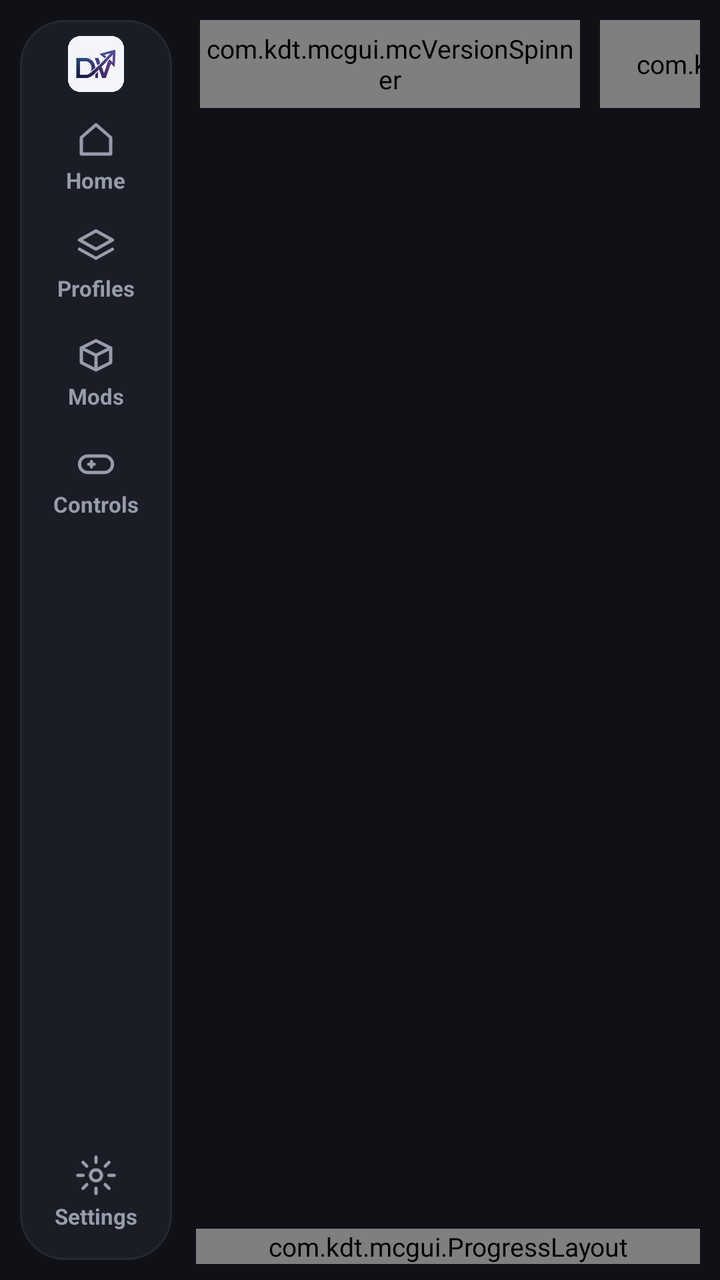
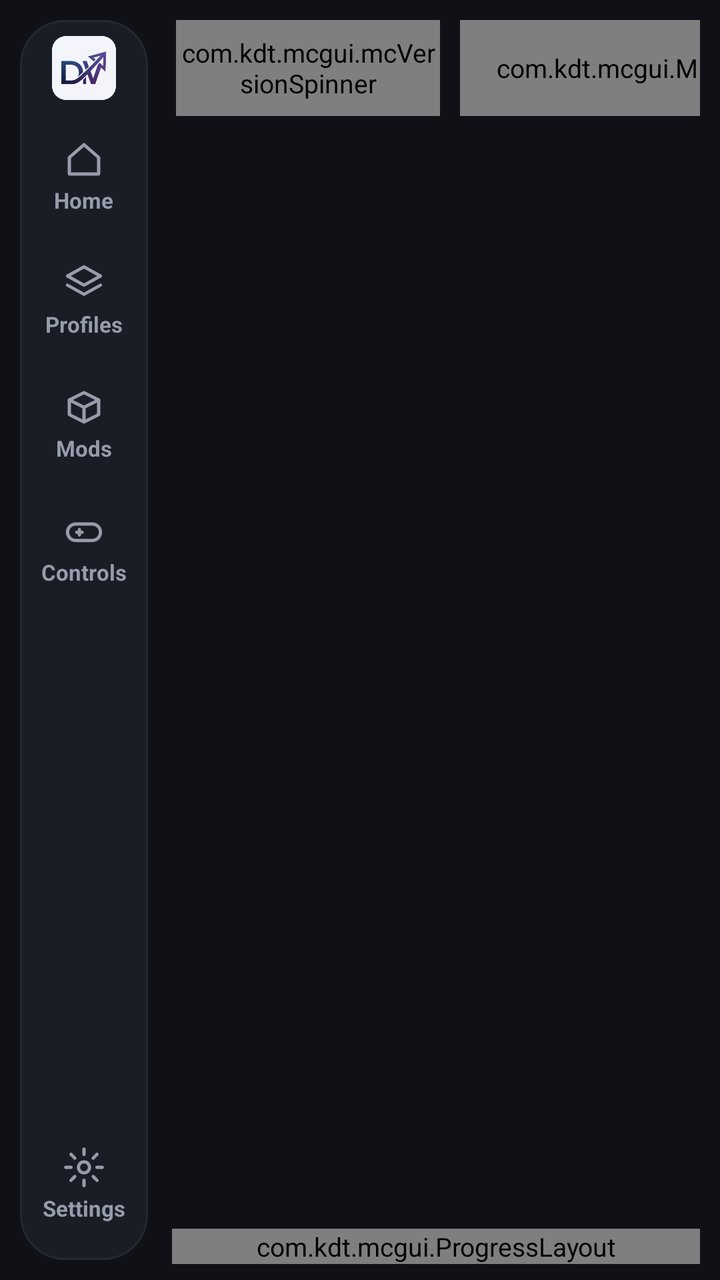

Two renders of the same Android screen: before a commit and after it. Below are the layout's source before the change and the commit's diff.
<!-- AndroidManifest.xml: application theme AppTheme -->
<!-- res/layout/activity_div_launcher.xml -->
<?xml version="1.0" encoding="utf-8"?>
<androidx.constraintlayout.widget.ConstraintLayout
    xmlns:android="http://schemas.android.com/apk/res/android"
    xmlns:app="http://schemas.android.com/apk/res-auto"
    android:layout_width="match_parent"
    android:layout_height="match_parent"
    android:background="@color/background_app">

    
    <LinearLayout
        android:id="@+id/nav_rail"
        android:layout_width="76dp"
        android:layout_height="0dp"
        android:layout_marginStart="10dp"
        android:layout_marginTop="10dp"
        android:layout_marginBottom="10dp"
        android:background="@drawable/rail_background"
        android:orientation="vertical"
        android:gravity="center_horizontal"
        android:paddingTop="8dp"
        android:paddingBottom="8dp"
        app:layout_constraintTop_toTopOf="parent"
        app:layout_constraintBottom_toBottomOf="parent"
        app:layout_constraintStart_toStartOf="parent">

        <ImageView
            android:layout_width="28dp"
            android:layout_height="28dp"
            android:layout_marginBottom="4dp"
            android:src="@drawable/ic_div_logo"
            android:importantForAccessibility="no" />

        <LinearLayout
            android:id="@+id/nav_home"
            style="@style/NavItem">
            <ImageView
                style="@style/NavIcon"
                android:src="@drawable/ic_nav_home" />
            <TextView
                style="@style/NavLabel"
                android:text="@string/nav_home" />
        </LinearLayout>
        <LinearLayout
            android:id="@+id/nav_profiles"
            style="@style/NavItem">
            <ImageView
                style="@style/NavIcon"
                android:src="@drawable/ic_nav_profiles" />
            <TextView
                style="@style/NavLabel"
                android:text="@string/nav_profiles" />
        </LinearLayout>
        <LinearLayout
            android:id="@+id/nav_mods"
            style="@style/NavItem">
            <ImageView
                style="@style/NavIcon"
                android:src="@drawable/ic_nav_mods" />
            <TextView
                style="@style/NavLabel"
                android:text="@string/nav_mods" />
        </LinearLayout>
        <LinearLayout
            android:id="@+id/nav_controls"
            style="@style/NavItem">
            <ImageView
                style="@style/NavIcon"
                android:src="@drawable/ic_nav_controls" />
            <TextView
                style="@style/NavLabel"
                android:text="@string/nav_controls" />
        </LinearLayout>

        <View
            android:layout_width="0dp"
            android:layout_height="0dp"
            android:layout_weight="1" />

        <LinearLayout
            android:id="@+id/nav_settings"
            style="@style/NavItem">
            <ImageView
                style="@style/NavIcon"
                android:src="@drawable/ic_nav_settings" />
            <TextView
                style="@style/NavLabel"
                android:text="@string/nav_settings" />
        </LinearLayout>
    </LinearLayout>

    
    <LinearLayout
        android:id="@+id/top_bar"
        android:layout_width="0dp"
        android:layout_height="44dp"
        android:layout_marginStart="12dp"
        android:layout_marginEnd="10dp"
        android:layout_marginTop="10dp"
        android:gravity="center_vertical"
        android:orientation="horizontal"
        app:layout_constraintTop_toTopOf="parent"
        app:layout_constraintStart_toEndOf="@id/nav_rail"
        app:layout_constraintEnd_toEndOf="parent">

        <TextView
            android:id="@+id/page_title"
            android:layout_width="0dp"
            android:layout_height="wrap_content"
            android:layout_weight="1"
            android:layout_marginStart="2dp"
            android:text="@string/nav_home"
            android:textColor="@color/primary_text"
            android:textSize="22sp"
            android:textStyle="bold"
            android:maxLines="1"
            android:ellipsize="end" />

        <com.kdt.mcgui.mcVersionSpinner
            android:id="@+id/mc_version_spinner"
            android:layout_width="190dp"
            android:layout_height="44dp"
            android:background="@drawable/account_bar_background"
            android:drawableEnd="@drawable/spinner_arrow"
            app:drawableEndPadding="@dimen/_1sdp"
            app:drawableEndSize="12dp"
            app:drawableStartIntegerScaling="true"
            app:drawableStartSize="28dp" />

        <com.kdt.mcgui.MineButton
            android:id="@+id/play_button"
            android:layout_width="wrap_content"
            android:layout_height="44dp"
            android:layout_marginStart="10dp"
            android:minWidth="96dp"
            android:paddingStart="18dp"
    android:paddingEnd="18dp"
            android:drawableStart="@drawable/ic_play"
            android:drawablePadding="8dp"
            android:text="@string/main_play" />

        <com.kdt.mcgui.mcAccountSpinner
            android:id="@+id/account_spinner"
            android:layout_width="150dp"
            android:layout_height="44dp"
            android:layout_marginStart="10dp"
            android:background="@drawable/account_bar_background"
            android:paddingStart="10dp"
            android:paddingEnd="10dp"
            android:dropDownWidth="wrap_content"
            android:dropDownVerticalOffset="40dp"
            android:clickable="true"
            android:focusable="true" />
    </LinearLayout>

    
    <ImageButton
        android:id="@+id/setting_button"
        android:layout_width="48dp"
        android:layout_height="40dp"
        android:visibility="gone"
        android:background="?attr/selectableItemBackground"
        android:src="@drawable/ic_menu_settings"
        android:scaleType="fitCenter"
        app:layout_constraintEnd_toEndOf="parent"
        app:layout_constraintTop_toTopOf="parent" />

    
    <androidx.fragment.app.FragmentContainerView
        android:id="@+id/container_fragment"
        android:layout_width="0dp"
        android:layout_height="0dp"
        android:layout_marginStart="12dp"
        android:layout_marginEnd="10dp"
        android:layout_marginTop="10dp"
        app:layout_constraintStart_toEndOf="@id/nav_rail"
        app:layout_constraintEnd_toEndOf="parent"
        app:layout_constraintBottom_toTopOf="@+id/progress_layout"
        app:layout_constraintTop_toBottomOf="@+id/top_bar" />

    <com.kdt.mcgui.ProgressLayout
        android:id="@+id/progress_layout"
        android:layout_width="0dp"
        android:layout_height="wrap_content"
        android:layout_marginStart="12dp"
        android:layout_marginEnd="10dp"
        android:layout_marginBottom="8dp"
        app:layout_constraintStart_toEndOf="@id/nav_rail"
        app:layout_constraintEnd_toEndOf="parent"
        app:layout_constraintBottom_toBottomOf="parent" />

</androidx.constraintlayout.widget.ConstraintLayout>
<!-- resources referenced by this layout -->
<resources>
  <color name="background_app">#101116</color>
  <color name="primary_text">#F0F1F6</color>
  <!-- drawable ic_play (drawable) -->
  <?xml version="1.0" encoding="utf-8"?>
  <vector xmlns:android="http://schemas.android.com/apk/res/android"
      android:width="16dp" android:height="16dp" android:viewportWidth="24" android:viewportHeight="24">
      <path android:fillColor="@color/accent_on" android:pathData="M7,4l13,8l-13,8z" />
  </vector>
  <!-- drawable rail_background (drawable) -->
  <?xml version="1.0" encoding="utf-8"?>
  <shape xmlns:android="http://schemas.android.com/apk/res/android"
      android:shape="rectangle">
      <solid android:color="@color/surface_raised" />
      <corners android:radius="22dp" />
      <stroke android:width="1dp" android:color="@color/background_overlay" />
  </shape>
  <string name="main_play">Play</string>
  <string name="nav_controls">Controls</string>
  <string name="nav_home">Home</string>
  <string name="nav_mods">Mods</string>
  <string name="nav_profiles">Profiles</string>
  <string name="nav_settings">Settings</string>
  <style name="NavIcon">
          <item name="android:layout_width">22dp</item>
          <item name="android:layout_height">22dp</item>
          <item name="android:tint">@color/nav_item_tint</item>
          <item name="android:importantForAccessibility">no</item>
      </style>
  <style name="NavItem">
          <item name="android:layout_width">match_parent</item>
          <item name="android:layout_height">52dp</item>
          <item name="android:layout_marginStart">4dp</item>
          <item name="android:layout_marginEnd">4dp</item>
          <item name="android:layout_marginTop">2dp</item>
          <item name="android:orientation">vertical</item>
          <item name="android:gravity">center</item>
          <item name="android:background">@drawable/nav_item_background</item>
          <item name="android:clickable">true</item>
          <item name="android:focusable">true</item>
      </style>
  <style name="NavLabel">
          <item name="android:layout_width">wrap_content</item>
          <item name="android:layout_height">wrap_content</item>
          <item name="android:layout_marginTop">2dp</item>
          <item name="android:textSize">11sp</item>
          <item name="android:textStyle">bold</item>
          <item name="android:textColor">@color/nav_item_tint</item>
      </style>
  <color name="surface_pressed">#292E3B</color>
  <color name="surface_raised">#1A1D25</color>
  <color name="background_overlay">#242832</color>
  <color name="accent_on">#10131C</color>
  <color name="background_status_bar">#15171E</color>
  <color name="accent">#8798FF</color>
  <color name="secondary_text">#969CAB</color>
  <color name="nav_selected">#242B45</color>
  <style name="DivDialogButtonPositive" parent="Widget.AppCompat.Button.ButtonBar.AlertDialog">
          <item name="android:textColor">@color/accent</item>
          <item name="android:textStyle">bold</item>
      </style>
  <style name="DivDialogButtonNegative" parent="Widget.AppCompat.Button.ButtonBar.AlertDialog">
          <item name="android:textColor">@color/secondary_text</item>
          <item name="android:textStyle">bold</item>
      </style>
  <!-- drawable popup_background (drawable) -->
  <?xml version="1.0" encoding="utf-8"?>
  <shape xmlns:android="http://schemas.android.com/apk/res/android"
      android:shape="rectangle">
      <solid android:color="@color/surface_raised" />
      <corners android:radius="18dp" />
      <stroke android:width="1dp" android:color="@color/background_overlay" />
  </shape>
  <!-- unchanged entries left out for length: 16 -->
</resources>

<!-- the commit's change to res/layout/activity_div_launcher.xml (unified diff, before → after) -->
@@ -4,12 +4,13 @@
     xmlns:app="http://schemas.android.com/apk/res-auto"
     android:layout_width="match_parent"
     android:layout_height="match_parent"
+    android:id="@+id/launcher_root"
     android:background="@color/background_app">
 
     
     <LinearLayout
         android:id="@+id/nav_rail"
-        android:layout_width="76dp"
+        android:layout_width="@dimen/shell_rail_width"
         android:layout_height="0dp"
         android:layout_marginStart="10dp"
         android:layout_marginTop="10dp"
@@ -24,9 +25,9 @@
         app:layout_constraintStart_toStartOf="parent">
 
         <ImageView
-            android:layout_width="28dp"
-            android:layout_height="28dp"
-            android:layout_marginBottom="4dp"
+            android:layout_width="@dimen/shell_logo_size"
+            android:layout_height="@dimen/shell_logo_size"
+            android:layout_marginBottom="@dimen/shell_logo_margin"
             android:src="@drawable/ic_div_logo"
             android:importantForAccessibility="no" />
 
@@ -92,7 +93,7 @@
     <LinearLayout
         android:id="@+id/top_bar"
         android:layout_width="0dp"
-        android:layout_height="44dp"
+        android:layout_height="@dimen/shell_topbar_height"
         android:layout_marginStart="12dp"
         android:layout_marginEnd="10dp"
         android:layout_marginTop="10dp"
@@ -110,15 +111,15 @@
             android:layout_marginStart="2dp"
             android:text="@string/nav_home"
             android:textColor="@color/primary_text"
-            android:textSize="22sp"
+            android:textSize="@dimen/shell_title_size"
             android:textStyle="bold"
             android:maxLines="1"
             android:ellipsize="end" />
 
         <com.kdt.mcgui.mcVersionSpinner
             android:id="@+id/mc_version_spinner"
-            android:layout_width="190dp"
-            android:layout_height="44dp"
+            android:layout_width="@dimen/shell_profile_pill_width"
+            android:layout_height="@dimen/shell_topbar_height"
             android:background="@drawable/account_bar_background"
             android:drawableEnd="@drawable/spinner_arrow"
             app:drawableEndPadding="@dimen/_1sdp"
@@ -129,9 +130,9 @@
         <com.kdt.mcgui.MineButton
             android:id="@+id/play_button"
             android:layout_width="wrap_content"
-            android:layout_height="44dp"
+            android:layout_height="@dimen/shell_topbar_height"
             android:layout_marginStart="10dp"
-            android:minWidth="96dp"
+            android:minWidth="@dimen/shell_play_min_width"
             android:paddingStart="18dp"
     android:paddingEnd="18dp"
             android:drawableStart="@drawable/ic_play"
@@ -140,8 +141,8 @@
 
         <com.kdt.mcgui.mcAccountSpinner
             android:id="@+id/account_spinner"
-            android:layout_width="150dp"
-            android:layout_height="44dp"
+            android:layout_width="@dimen/shell_account_pill_width"
+            android:layout_height="@dimen/shell_topbar_height"
             android:layout_marginStart="10dp"
             android:background="@drawable/account_bar_background"
             android:paddingStart="10dp"
<!-- resource entries referenced after the edit -->
@@ -2,6 +2,14 @@
 <resources>
   <color name="background_app">#101116</color>
   <color name="primary_text">#F0F1F6</color>
+  <dimen name="shell_account_pill_width">108dp</dimen>
+  <dimen name="shell_logo_margin">0dp</dimen>
+  <dimen name="shell_logo_size">0dp</dimen>
+  <dimen name="shell_play_min_width">84dp</dimen>
+  <dimen name="shell_profile_pill_width">132dp</dimen>
+  <dimen name="shell_rail_width">64dp</dimen>
+  <dimen name="shell_title_size">18sp</dimen>
+  <dimen name="shell_topbar_height">40dp</dimen>
   <!-- drawable ic_play (drawable) -->
   <?xml version="1.0" encoding="utf-8"?>
   <vector xmlns:android="http://schemas.android.com/apk/res/android"
@@ -30,7 +38,7 @@
       </style>
   <style name="NavItem">
           <item name="android:layout_width">match_parent</item>
-          <item name="android:layout_height">52dp</item>
+          <item name="android:layout_height">@dimen/shell_nav_item_height</item>
           <item name="android:layout_marginStart">4dp</item>
           <item name="android:layout_marginEnd">4dp</item>
           <item name="android:layout_marginTop">2dp</item>
@@ -52,6 +60,7 @@
   <color name="surface_raised">#1A1D25</color>
   <color name="background_overlay">#242832</color>
   <color name="accent_on">#10131C</color>
+  <dimen name="shell_nav_item_height">44dp</dimen>
   <color name="background_status_bar">#15171E</color>
   <color name="accent">#8798FF</color>
   <color name="secondary_text">#969CAB</color>
